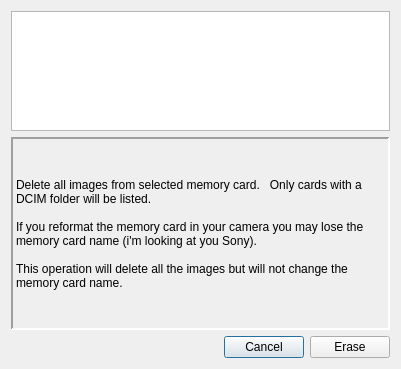
First picture: the form in Dialogs/erasememcardimagesdlg.ui, repository towhee/Winnow64, before the edit.
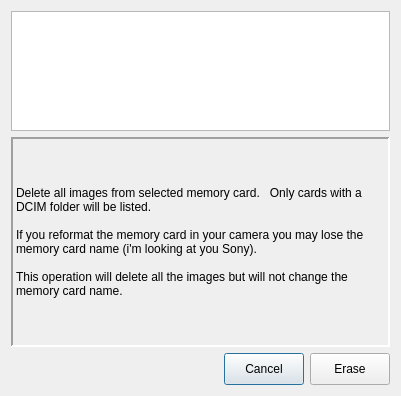
Second picture: the form after the edit.

```diff
--- a/Dialogs/erasememcardimagesdlg.ui
+++ b/Dialogs/erasememcardimagesdlg.ui
@@ -7,7 +7,7 @@
     <x>0</x>
     <y>0</y>
     <width>401</width>
-    <height>369</height>
+    <height>396</height>
    </rect>
   </property>
   <property name="sizePolicy">
@@ -132,6 +132,24 @@
      </item>
      <item>
       <widget class="QPushButton" name="cancelBtn">
+       <property name="sizePolicy">
+        <sizepolicy hsizetype="Minimum" vsizetype="Minimum">
+         <horstretch>0</horstretch>
+         <verstretch>0</verstretch>
+        </sizepolicy>
+       </property>
+       <property name="minimumSize">
+        <size>
+         <width>0</width>
+         <height>32</height>
+        </size>
+       </property>
+       <property name="maximumSize">
+        <size>
+         <width>16777215</width>
+         <height>32</height>
+        </size>
+       </property>
        <property name="text">
         <string>Cancel</string>
        </property>
@@ -139,6 +157,24 @@
      </item>
      <item>
       <widget class="QPushButton" name="eraseBtn">
+       <property name="sizePolicy">
+        <sizepolicy hsizetype="Minimum" vsizetype="Minimum">
+         <horstretch>0</horstretch>
+         <verstretch>0</verstretch>
+        </sizepolicy>
+       </property>
+       <property name="minimumSize">
+        <size>
+         <width>0</width>
+         <height>32</height>
+        </size>
+       </property>
+       <property name="maximumSize">
+        <size>
+         <width>16777215</width>
+         <height>32</height>
+        </size>
+       </property>
        <property name="text">
         <string>Erase</string>
        </property>
```
